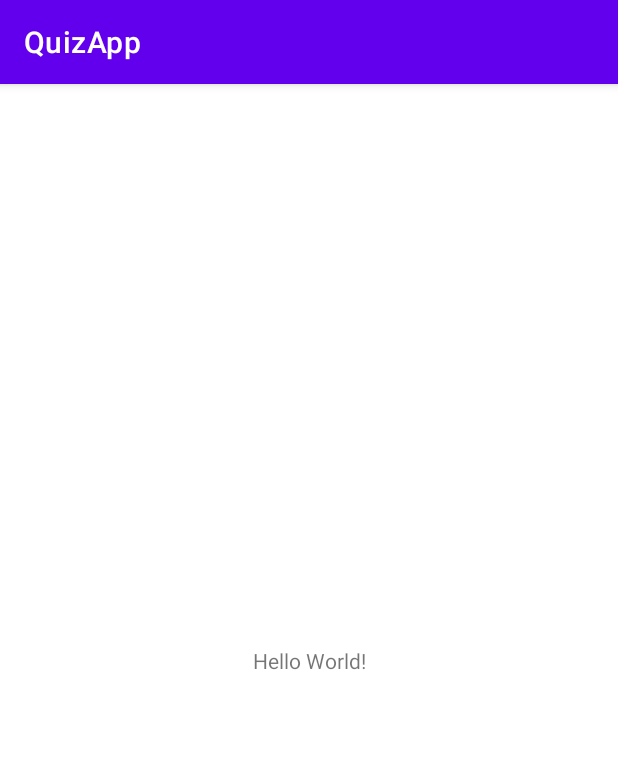
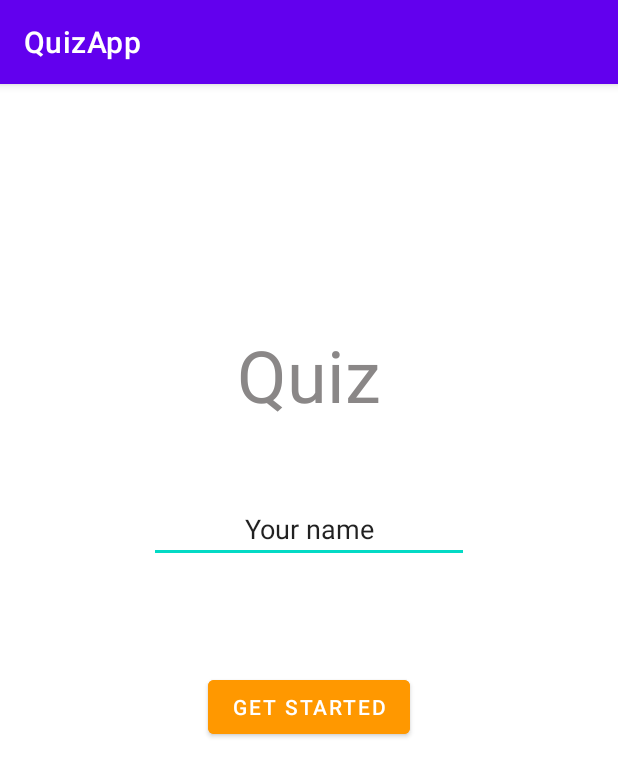
Before and after one commit to fuzibotond/Android-2021, an Android app: the screen it shows after launch (MainActivity), on a phone screen of 412 x 824 dp. Shown: the top 777 px of the screen. Run offline under Robolectric (Android 15) with nearby library versions, the phone set to English and light mode, and no system bars.

Commit message:
Labor 3 Done

```diff
--- a/AndroidQuiz/app/build.gradle
+++ b/AndroidQuiz/app/build.gradle
@@ -21,6 +21,9 @@ android {
             minifyEnabled false
             proguardFiles getDefaultProguardFile('proguard-android-optimize.txt'), 'proguard-rules.pro'
         }
+        create("customDebugType") {
+            debuggable = true
+        }
     }
     compileOptions {
         sourceCompatibility JavaVersion.VERSION_1_8
@@ -40,4 +43,6 @@ dependencies {
     testImplementation 'junit:junit:4.+'
     androidTestImplementation 'androidx.test.ext:junit:1.1.3'
     androidTestImplementation 'androidx.test.espresso:espresso-core:3.3.0'
+
+
 }
--- a/AndroidQuiz/app/src/main/java/com/example/quizapp/MainActivity.kt
+++ b/AndroidQuiz/app/src/main/java/com/example/quizapp/MainActivity.kt
@@ -2,10 +2,33 @@ package com.example.quizapp
 
 import androidx.appcompat.app.AppCompatActivity
 import android.os.Bundle
+import android.util.Log
+import android.widget.Button
+import android.widget.EditText
+import android.widget.Toast
+import com.google.android.material.snackbar.Snackbar
+
 
 class MainActivity : AppCompatActivity() {
+    private val TAG = "MyActivity"
+
     override fun onCreate(savedInstanceState: Bundle?) {
         super.onCreate(savedInstanceState)
         setContentView(R.layout.activity_main)
+        val inputTextArea = findViewById<EditText>(R.id.editTextTextPersonName)
+        val buttonGetStarted = findViewById<Button>(R.id.buttonGetStarted)
+        buttonGetStarted.setOnClickListener {
+            Log.i(TAG, "Button Clicked!")
+//            Toast.makeText(this, "Button Clicked", Toast.LENGTH_SHORT).show()
+            val snackbar = Snackbar.make(
+                it,
+                "Button clicked! Thanks: ${inputTextArea.text.toString()}!",
+                Snackbar.LENGTH_SHORT
+            )
+            snackbar.show()
+        }
     }
+
+
+
 }
--- a/AndroidQuiz/app/src/main/res/layout/activity_main.xml
+++ b/AndroidQuiz/app/src/main/res/layout/activity_main.xml
@@ -7,12 +7,47 @@
     tools:context=".MainActivity">
 
     <TextView
+        android:id="@+id/textViewTitle"
         android:layout_width="wrap_content"
         android:layout_height="wrap_content"
-        android:text="Hello World!"
+        android:text="Quiz"
+        android:textAlignment="center"
+        android:textColor="#8A8787"
+        android:textSize="48sp"
+        android:visibility="visible"
         app:layout_constraintBottom_toBottomOf="parent"
-        app:layout_constraintLeft_toLeftOf="parent"
-        app:layout_constraintRight_toRightOf="parent"
-        app:layout_constraintTop_toTopOf="parent" />
+        app:layout_constraintEnd_toEndOf="parent"
+        app:layout_constraintStart_toStartOf="parent"
+        app:layout_constraintTop_toTopOf="parent"
+        app:layout_constraintVertical_bias="0.229"
+        tools:visibility="visible" />
+
+    <EditText
+        android:id="@+id/editTextTextPersonName"
+        android:layout_width="wrap_content"
+        android:layout_height="wrap_content"
+        android:layout_marginTop="48dp"
+        android:ems="10"
+        android:inputType="textPersonName"
+        android:text="Your name"
+        android:textAlignment="center"
+        android:visibility="visible"
+        app:layout_constraintEnd_toEndOf="parent"
+        app:layout_constraintStart_toStartOf="parent"
+        app:layout_constraintTop_toBottomOf="@+id/textViewTitle"
+        tools:visibility="visible" />
+
+    <Button
+        android:id="@+id/buttonGetStarted"
+        android:layout_width="wrap_content"
+        android:layout_height="wrap_content"
+        android:layout_marginTop="72dp"
+        android:backgroundTint="#FF9800"
+        android:text="Get started"
+        android:visibility="visible"
+        app:iconTint="#FF9800"
+        app:layout_constraintEnd_toEndOf="parent"
+        app:layout_constraintStart_toStartOf="parent"
+        app:layout_constraintTop_toBottomOf="@+id/editTextTextPersonName" />
 
 </androidx.constraintlayout.widget.ConstraintLayout>
```
